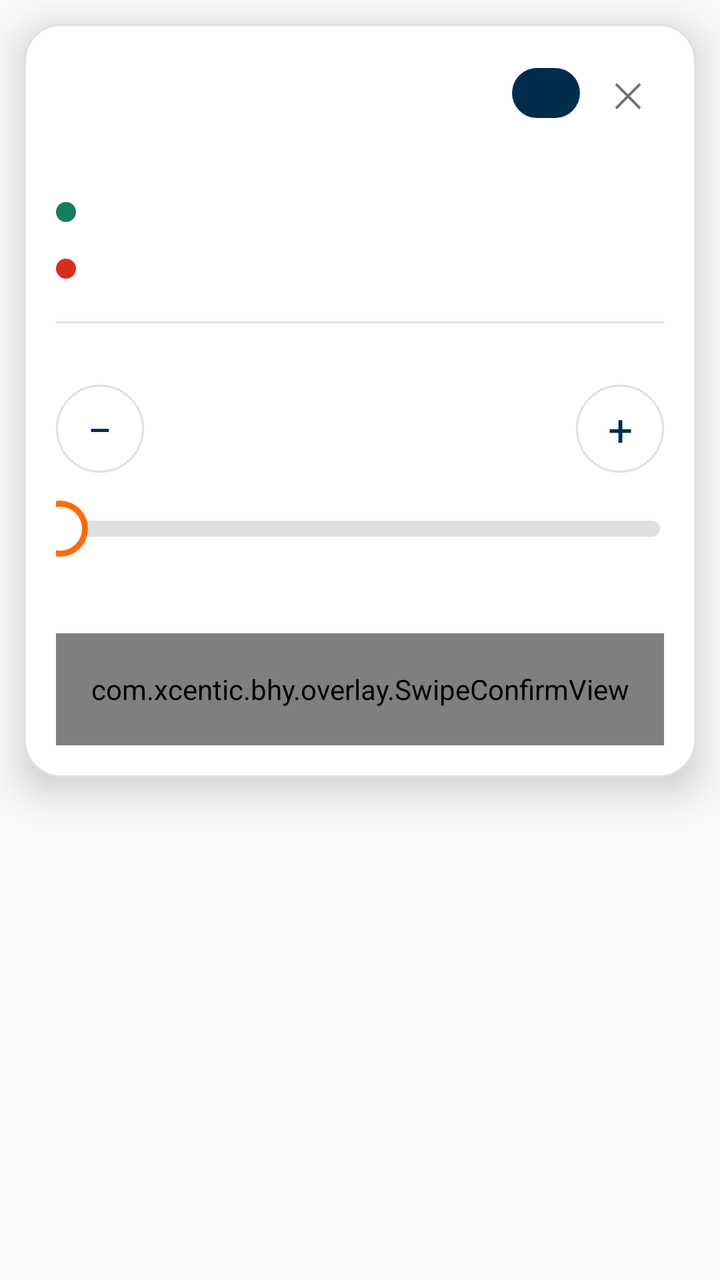
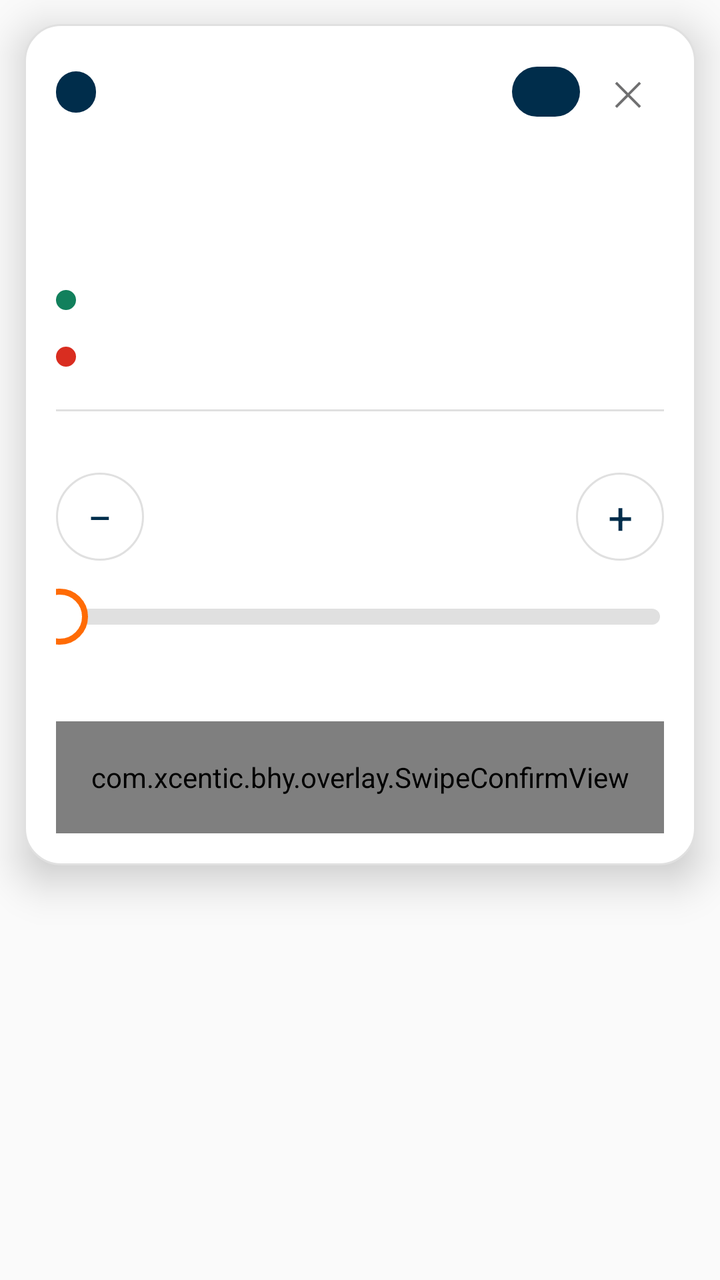

Compare the two renders of this Android layout. The source of the first and the diff that turns it into the second are given below.
<!-- AndroidManifest.xml: application theme AppTheme -->
<!-- res/layout/ride_overlay_card.xml -->
<?xml version="1.0" encoding="utf-8"?>
<FrameLayout xmlns:android="http://schemas.android.com/apk/res/android"
    android:layout_width="match_parent"
    android:layout_height="wrap_content"
    android:padding="12dp"
    android:clipToPadding="false">

<LinearLayout
    android:layout_width="match_parent"
    android:layout_height="wrap_content"
    android:orientation="vertical"
    android:background="@drawable/overlay_card"
    android:elevation="12dp"
    android:padding="16dp">

    <LinearLayout
        android:layout_width="match_parent"
        android:layout_height="wrap_content"
        android:orientation="horizontal"
        android:gravity="center_vertical">

        <TextView
            android:id="@+id/overlay_fare"
            android:layout_width="0dp"
            android:layout_height="wrap_content"
            android:layout_weight="1"
            android:textColor="#002d4b"
            android:textSize="28sp"
            android:textStyle="bold" />

        
        <TextView
            android:id="@+id/overlay_countdown"
            android:layout_width="wrap_content"
            android:layout_height="wrap_content"
            android:minWidth="34dp"
            android:gravity="center"
            android:paddingTop="3dp"
            android:paddingBottom="3dp"
            android:paddingStart="10dp"
            android:paddingEnd="10dp"
            android:background="@drawable/overlay_countdown_pill"
            android:textColor="#ffffff"
            android:textSize="14sp"
            android:textStyle="bold" />

        <TextView
            android:id="@+id/overlay_close"
            android:layout_width="36dp"
            android:layout_height="36dp"
            android:layout_marginStart="6dp"
            android:gravity="center"
            android:text="✕"
            android:textColor="#6f6f70"
            android:textSize="17sp" />
    </LinearLayout>

    <TextView
        android:id="@+id/overlay_detail"
        android:layout_width="match_parent"
        android:layout_height="wrap_content"
        android:layout_marginTop="1dp"
        android:maxLines="1"
        android:ellipsize="end"
        android:textColor="#6f6f70"
        android:textSize="13sp" />

    <TextView
        android:id="@+id/overlay_pickup"
        android:layout_width="match_parent"
        android:layout_height="wrap_content"
        android:layout_marginTop="12dp"
        android:maxLines="1"
        android:ellipsize="end"
        android:drawablePadding="10dp"
        android:drawableStart="@drawable/overlay_dot_pickup"
        android:textColor="#002d4b"
        android:textSize="15sp" />

    <TextView
        android:id="@+id/overlay_drop"
        android:layout_width="match_parent"
        android:layout_height="wrap_content"
        android:layout_marginTop="8dp"
        android:maxLines="1"
        android:ellipsize="end"
        android:drawablePadding="10dp"
        android:drawableStart="@drawable/overlay_dot_drop"
        android:textColor="#002d4b"
        android:textSize="15sp" />

    
    <LinearLayout
        android:id="@+id/overlay_bid_section"
        android:layout_width="match_parent"
        android:layout_height="wrap_content"
        android:orientation="vertical">

        <View
            android:layout_width="match_parent"
            android:layout_height="1dp"
            android:layout_marginTop="16dp"
            android:background="#e0e0e0" />

        <TextView
            android:id="@+id/overlay_fare_label"
            android:layout_width="match_parent"
            android:layout_height="wrap_content"
            android:layout_marginTop="12dp"
            android:gravity="center"
            android:textAllCaps="true"
            android:letterSpacing="0.06"
            android:textColor="#6f6f70"
            android:textSize="11sp"
            android:textStyle="bold" />

        <LinearLayout
            android:layout_width="match_parent"
            android:layout_height="wrap_content"
            android:layout_marginTop="4dp"
            android:orientation="horizontal"
            android:gravity="center_vertical">

            <TextView
                android:id="@+id/overlay_bid_minus"
                android:layout_width="44dp"
                android:layout_height="44dp"
                android:gravity="center"
                android:background="@drawable/overlay_stepper"
                android:text="−"
                android:textColor="#002d4b"
                android:textSize="22sp" />

            <TextView
                android:id="@+id/overlay_bid_value"
                android:layout_width="0dp"
                android:layout_height="wrap_content"
                android:layout_weight="1"
                android:gravity="center"
                android:fontFamily="sans-serif-black"
                android:textColor="#002d4b"
                android:textSize="26sp"
                android:textStyle="bold" />

            <TextView
                android:id="@+id/overlay_bid_plus"
                android:layout_width="44dp"
                android:layout_height="44dp"
                android:gravity="center"
                android:background="@drawable/overlay_stepper"
                android:text="+"
                android:textColor="#002d4b"
                android:textSize="22sp" />
        </LinearLayout>

        
        <SeekBar
            android:id="@+id/overlay_bid_slider"
            android:layout_width="match_parent"
            android:layout_height="36dp"
            android:layout_marginTop="10dp"
            android:paddingStart="2dp"
            android:paddingEnd="2dp"
            android:splitTrack="false"
            android:minHeight="8dp"
            android:maxHeight="8dp"
            android:progressDrawable="@drawable/overlay_slider_track"
            android:thumb="@drawable/overlay_slider_thumb" />

        <LinearLayout
            android:layout_width="match_parent"
            android:layout_height="wrap_content"
            android:layout_marginTop="2dp"
            android:orientation="horizontal">

            <TextView
                android:id="@+id/overlay_bid_min"
                android:layout_width="0dp"
                android:layout_height="wrap_content"
                android:layout_weight="1"
                android:textColor="#6f6f70"
                android:textSize="12sp"
                android:textStyle="bold" />

            <TextView
                android:id="@+id/overlay_bid_max"
                android:layout_width="0dp"
                android:layout_height="wrap_content"
                android:layout_weight="1"
                android:gravity="end"
                android:textColor="#6f6f70"
                android:textSize="12sp"
                android:textStyle="bold" />
        </LinearLayout>
    </LinearLayout>

    
    <com.xcentic.bhy.overlay.SwipeConfirmView
        android:id="@+id/overlay_swipe"
        android:layout_width="match_parent"
        android:layout_height="56dp"
        android:layout_marginTop="16dp" />
</LinearLayout>
</FrameLayout>
<!-- resources referenced by this layout -->
<resources>
  <!-- drawable overlay_card (drawable) -->
  <?xml version="1.0" encoding="utf-8"?>
  <shape xmlns:android="http://schemas.android.com/apk/res/android"
      android:shape="rectangle">
      <solid android:color="#ffffff" />
      <corners android:radius="18dp" />
      <stroke android:width="1dp" android:color="#e0e0e0" />
  </shape>
  <!-- drawable overlay_countdown_pill (drawable) -->
  <?xml version="1.0" encoding="utf-8"?>
  <shape xmlns:android="http://schemas.android.com/apk/res/android"
      android:shape="rectangle">
      <solid android:color="#002d4b" />
      <corners android:radius="999dp" />
  </shape>
  <!-- drawable overlay_dot_drop (drawable) -->
  <?xml version="1.0" encoding="utf-8"?>
  <shape xmlns:android="http://schemas.android.com/apk/res/android"
      android:shape="oval">
      <solid android:color="#d92d20" />
      <size android:width="10dp" android:height="10dp" />
  </shape>
  <!-- drawable overlay_dot_pickup (drawable) -->
  <?xml version="1.0" encoding="utf-8"?>
  <shape xmlns:android="http://schemas.android.com/apk/res/android"
      android:shape="oval">
      <solid android:color="#12805c" />
      <size android:width="10dp" android:height="10dp" />
  </shape>
  <!-- drawable overlay_slider_thumb (drawable) -->
  <?xml version="1.0" encoding="utf-8"?>
  <shape xmlns:android="http://schemas.android.com/apk/res/android"
      android:shape="oval">
      <solid android:color="#ffffff" />
      <stroke android:width="3dp" android:color="#ff6b05" />
      <size android:width="28dp" android:height="28dp" />
  </shape>
  <!-- drawable overlay_slider_track (drawable) -->
  <?xml version="1.0" encoding="utf-8"?>
  <layer-list xmlns:android="http://schemas.android.com/apk/res/android">
  
      <item android:id="@android:id/background">
          <shape android:shape="rectangle">
              <solid android:color="#e0e0e0" />
              <corners android:radius="4dp" />
              <size android:height="8dp" />
          </shape>
      </item>
  
      
      <item android:id="@android:id/progress">
          <clip>
              <shape android:shape="rectangle">
                  <solid android:color="#002d4b" />
                  <corners android:radius="4dp" />
                  <size android:height="8dp" />
              </shape>
          </clip>
      </item>
  </layer-list>
  <!-- drawable overlay_stepper (drawable) -->
  <?xml version="1.0" encoding="utf-8"?>
  <shape xmlns:android="http://schemas.android.com/apk/res/android"
      android:shape="oval">
      <solid android:color="#ffffff" />
      <stroke android:width="1dp" android:color="#e0e0e0" />
  </shape>
  <style name="AppTheme" parent="Theme.AppCompat.DayNight.NoActionBar">
          
          <item name="android:editTextBackground">@drawable/rn_edit_text_material</item>
      </style>
  <!-- drawable rn_edit_text_material (drawable) -->
  <?xml version="1.0" encoding="utf-8"?>
  <inset xmlns:android="http://schemas.android.com/apk/res/android"
         android:insetLeft="@dimen/abc_edit_text_inset_horizontal_material"
         android:insetRight="@dimen/abc_edit_text_inset_horizontal_material"
         android:insetTop="@dimen/abc_edit_text_inset_top_material"
         android:insetBottom="@dimen/abc_edit_text_inset_bottom_material"
         >
  
      <selector>
          
          <item android:state_enabled="false" android:drawable="@drawable/abc_textfield_default_mtrl_alpha"/>
          <item android:drawable="@drawable/abc_textfield_activated_mtrl_alpha"/>
      </selector>
  
  </inset>
</resources>

<!-- the commit's change to res/layout/ride_overlay_card.xml (unified diff, before → after) -->
@@ -19,14 +19,28 @@
         android:orientation="horizontal"
         android:gravity="center_vertical">
 
-        <TextView
-            android:id="@+id/overlay_fare"
+        
+        <TextView
+            android:id="@+id/overlay_tag"
+            android:layout_width="wrap_content"
+            android:layout_height="wrap_content"
+            android:paddingTop="3dp"
+            android:paddingBottom="3dp"
+            android:paddingStart="10dp"
+            android:paddingEnd="10dp"
+            android:background="@drawable/overlay_tag"
+            android:maxLines="1"
+            android:textAllCaps="true"
+            android:letterSpacing="0.06"
+            android:textColor="#ffffff"
+            android:textSize="11sp"
+            android:textStyle="bold" />
+
+        
+        <View
             android:layout_width="0dp"
-            android:layout_height="wrap_content"
-            android:layout_weight="1"
-            android:textColor="#002d4b"
-            android:textSize="28sp"
-            android:textStyle="bold" />
+            android:layout_height="1dp"
+            android:layout_weight="1" />
 
         
         <TextView
@@ -55,6 +69,16 @@
             android:textSize="17sp" />
     </LinearLayout>
 
+    
+    <TextView
+        android:id="@+id/overlay_fare"
+        android:layout_width="match_parent"
+        android:layout_height="wrap_content"
+        android:layout_marginTop="8dp"
+        android:textColor="#002d4b"
+        android:textSize="28sp"
+        android:textStyle="bold" />
+
     <TextView
         android:id="@+id/overlay_detail"
         android:layout_width="match_parent"
<!-- resource entries referenced after the edit -->
@@ -67,6 +67,13 @@
       <solid android:color="#ffffff" />
       <stroke android:width="1dp" android:color="#e0e0e0" />
   </shape>
+  <!-- drawable overlay_tag (drawable) -->
+  <?xml version="1.0" encoding="utf-8"?>
+  <shape xmlns:android="http://schemas.android.com/apk/res/android"
+      android:shape="rectangle">
+      <solid android:color="#002d4b" />
+      <corners android:radius="999dp" />
+  </shape>
   <style name="AppTheme" parent="Theme.AppCompat.DayNight.NoActionBar">
           
           <item name="android:editTextBackground">@drawable/rn_edit_text_material</item>
